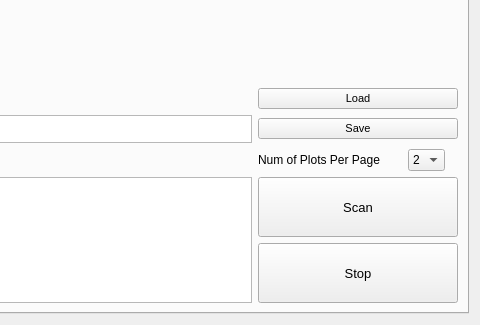
Qt form core/ui/scan new.ui (lictailer/zmeter) before a commit; both pictures show x 316 to 796 and y 402 to 727 of the 796 by 727 pixel window.
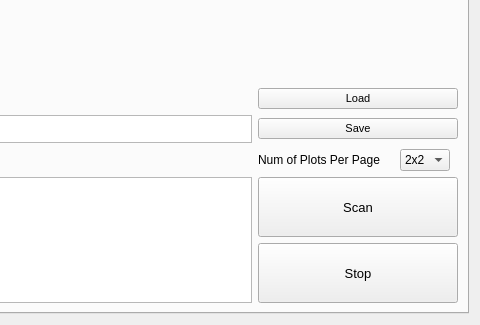
The same form after that commit. The open tabs and pages were chosen to show the change.

Commit message: Updated image and line plot, able to show both scan channel value

Diff of the .ui file:
```diff
--- a/core/ui/scan new.ui
+++ b/core/ui/scan new.ui
@@ -172,17 +172,26 @@
              <verstretch>0</verstretch>
             </sizepolicy>
            </property>
+           <property name="minimumSize">
+            <size>
+             <width>50</width>
+             <height>0</height>
+            </size>
+           </property>
            <property name="currentText">
-            <string>4</string>
+            <string>2x2</string>
            </property>
+           <property name="currentIndex">
+            <number>1</number>
+           </property>
            <item>
             <property name="text">
-             <string>2</string>
+             <string>2x1</string>
             </property>
            </item>
            <item>
             <property name="text">
-             <string>4</string>
+             <string>2x2</string>
             </property>
            </item>
            <item>
```
Left out of the diff: 13 changed lines with no effect on the pictures. The commit also changes 2 other files.
